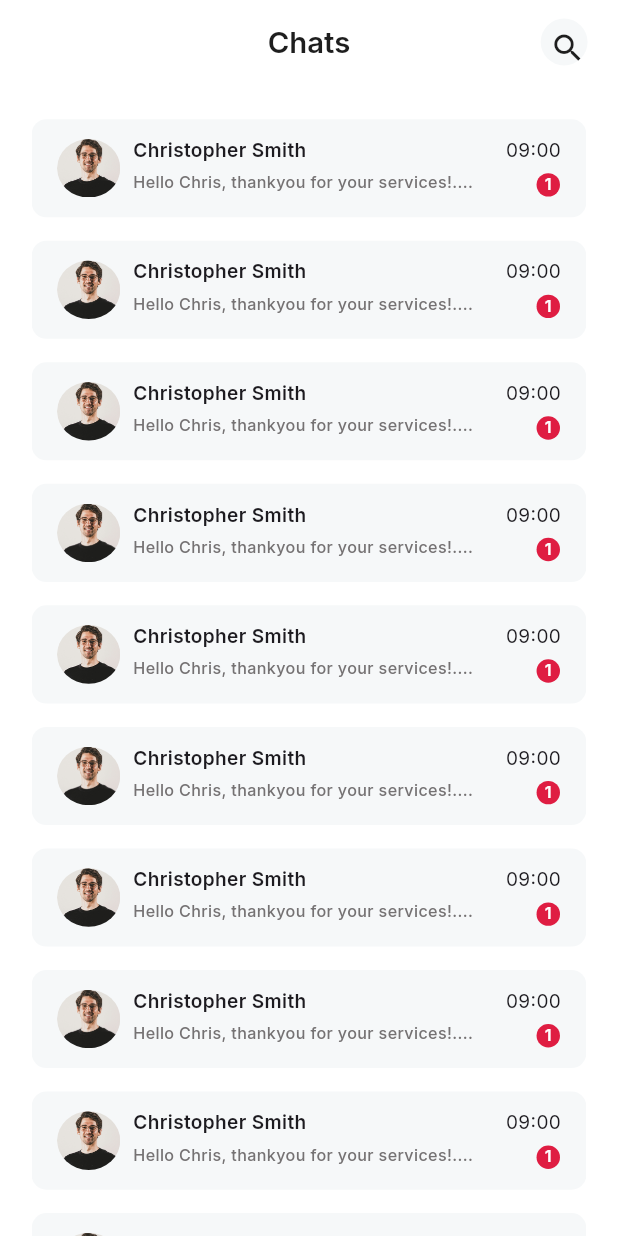
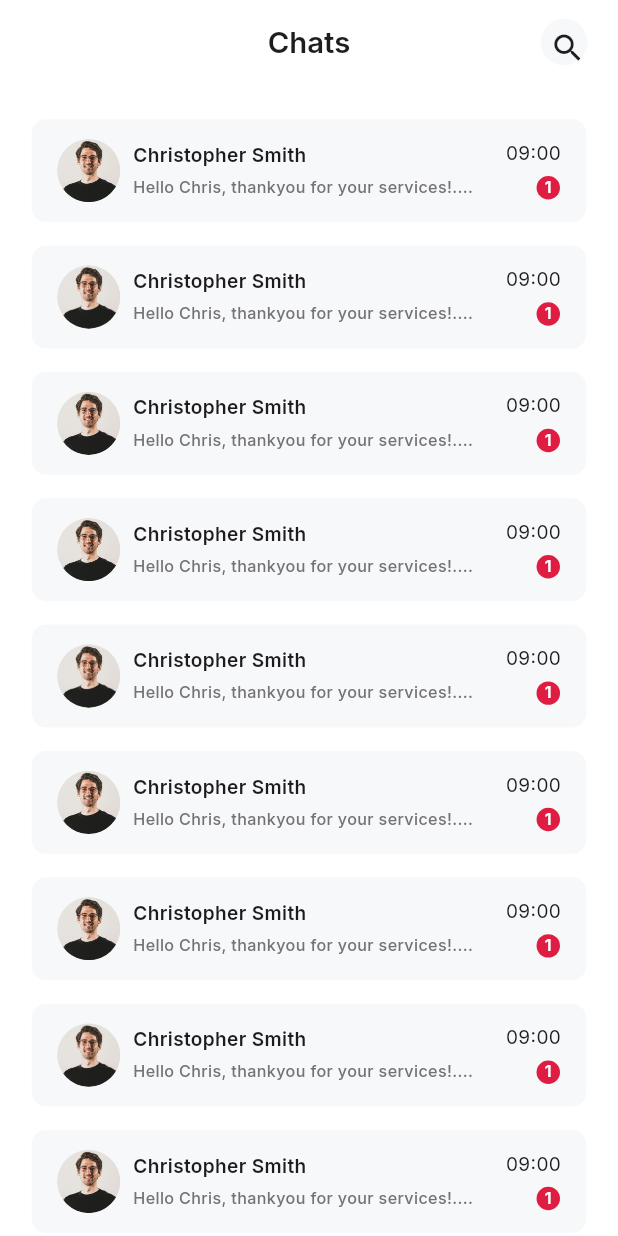
Before and after one commit to Uzair-flutter/Gopher, a Flutter app: the ChatListScreen screen opened by its route, on a phone screen of 412 x 824 dp. Run offline on Flutter 3.47's test engine with Material 3 defaults, Android fonts, the phone set to English and light mode, and no system bars; our stand-ins replace carousel_slider, country_picker, flutter_rating_bar, flutter_screenutil, flutter_svg, google_fonts and 5 more; missing offline and left inert: syncfusion_flutter_core; accounts and stored records are empty.

Commit message:
refactor: Update ChatListTile

```diff
--- a/lib/widgets/chat_list_tile.dart
+++ b/lib/widgets/chat_list_tile.dart
@@ -21,11 +21,12 @@ class ChatListTile extends StatelessWidget {
 
   @override
   Widget build(BuildContext context) {
-    return InkWell(
+    return Padding(
+      padding: EdgeInsets.only(bottom: 16.h),
+      child: InkWell(
         onTap: onTap,
-      child: Container(
-        height: 67.h,
-        margin: EdgeInsets.only(bottom: 16.h),
+        borderRadius: BorderRadius.circular(10.r),
+        child: Ink(
           padding: EdgeInsets.symmetric(horizontal: 16.w, vertical: 13.5.h),
           decoration: BoxDecoration(
             color: AppColors.textFieldFillColor,
@@ -106,6 +107,7 @@ class ChatListTile extends StatelessWidget {
             ],
           ),
         ),
+      ),
     );
   }
 }
```
Lines whose indentation alone changed are shown as unchanged.
